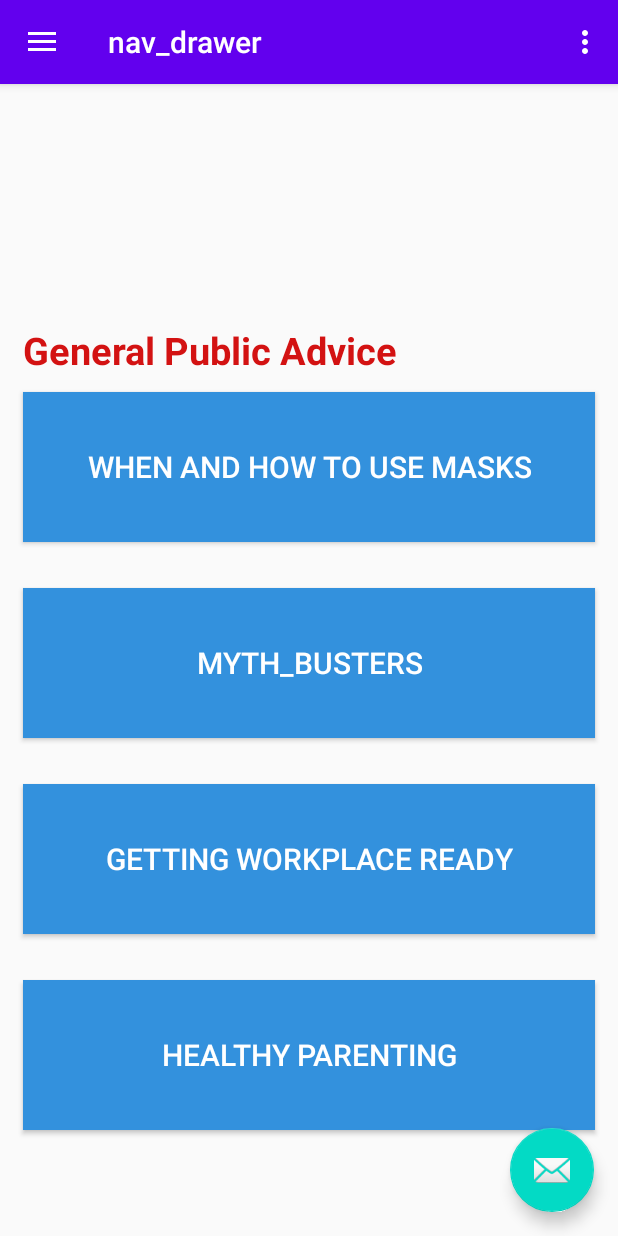
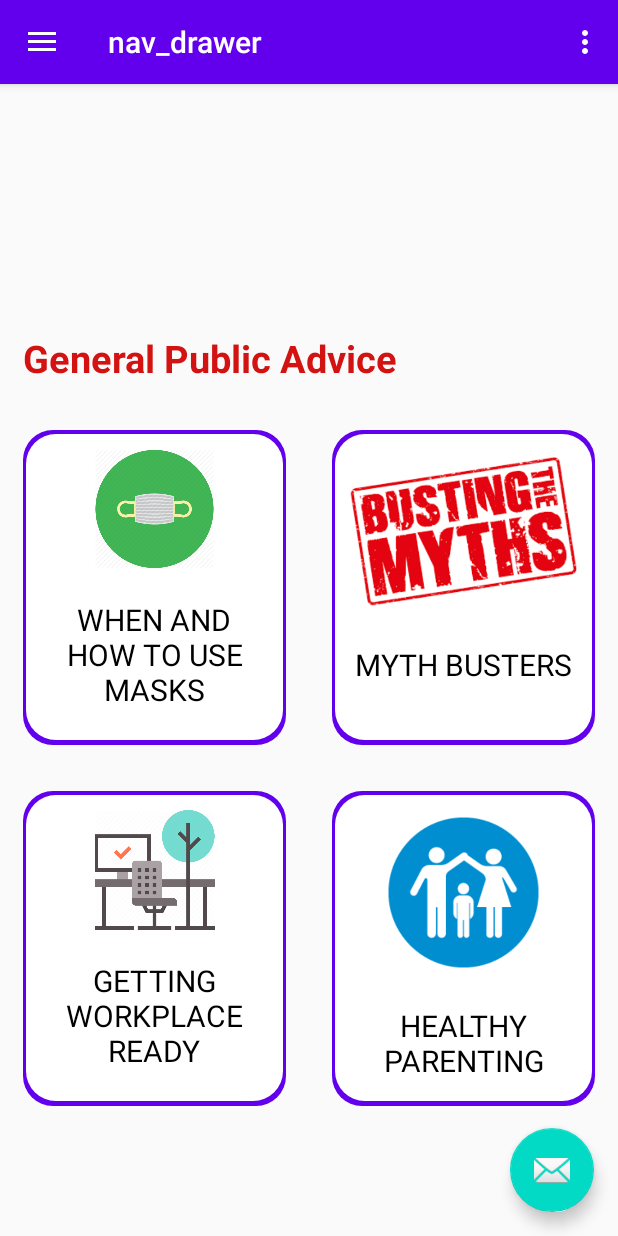
Before and after one commit to saikat-1999/FightCOVID19, an Android app: the screen it shows after launch (HomeActivity), on a phone screen of 412 x 824 dp. Run offline under Robolectric (Android 15) with nearby library versions, the phone set to English and light mode, and no system bars; our stand-ins replace navigation-ui.

Commit message:
home UI improved

```diff
--- a/app/src/main/java/com/applex/fightcovid_19/HomeActivity.java
+++ b/app/src/main/java/com/applex/fightcovid_19/HomeActivity.java
@@ -6,6 +6,7 @@ import android.view.Menu;
 import android.view.MenuItem;
 import android.view.View;
 import android.widget.Button;
+import android.widget.LinearLayout;
 
 import androidx.annotation.NonNull;
 import androidx.appcompat.app.ActionBarDrawerToggle;
@@ -22,10 +23,10 @@ import com.google.android.material.snackbar.Snackbar;
 public class HomeActivity extends AppCompatActivity implements NavigationView.OnNavigationItemSelectedListener {
 
     private AppBarConfiguration mAppBarConfiguration;
-    Button masks;
-    Button myths;
-    Button parenting;
-    Button work;
+    LinearLayout masks;
+    LinearLayout myths;
+    LinearLayout parenting;
+    LinearLayout work;
     @Override
     protected void onCreate(Bundle savedInstanceState) {
         super.onCreate(savedInstanceState);
--- /dev/null
+++ b/app/src/main/res/drawable/button_back.xml
@@ -0,0 +1,6 @@
+<?xml version="1.0" encoding="utf-8"?>
+<shape xmlns:android="http://schemas.android.com/apk/res/android"
+    android:shape="rectangle">
+    <solid android:color="@color/colorPrimary"/>
+    <corners android:radius="20dp"/>
+</shape>
--- /dev/null
+++ b/app/src/main/res/drawable/button_background.xml
@@ -0,0 +1,6 @@
+<?xml version="1.0" encoding="utf-8"?>
+<shape xmlns:android="http://schemas.android.com/apk/res/android"
+    android:shape="rectangle">
+    <solid android:color="#fff"/>
+    <corners android:radius="20dp"/>
+</shape>
--- a/app/src/main/res/layout/activity_main.xml
+++ b/app/src/main/res/layout/activity_main.xml
@@ -4,7 +4,7 @@
     xmlns:tools="http://schemas.android.com/tools"
     android:layout_width="match_parent"
     android:layout_height="match_parent"
-    tools:context=".MainActivity">
+    tools:context=".HomeActivity">
 
     <TextView
         android:layout_width="wrap_content"
--- a/app/src/main/res/layout/activity_splash.xml
+++ b/app/src/main/res/layout/activity_splash.xml
@@ -5,12 +5,14 @@
     <LinearLayout
         android:layout_width="match_parent"
         android:layout_height="match_parent">
+
         <ImageView
             android:layout_width="match_parent"
             android:layout_height="wrap_content"
-            android:layout_marginTop="300dp"
-            android:src="@drawable/ieee"
-            android:scaleType="fitXY"/>
+            android:layout_gravity="center_vertical"
+            android:scaleType="fitXY"
+            android:padding="20dp"
+            android:src="@drawable/ieee" />
     </LinearLayout>
 
 </androidx.constraintlayout.widget.ConstraintLayout>
--- a/app/src/main/res/layout/content_nav_drawer.xml
+++ b/app/src/main/res/layout/content_nav_drawer.xml
@@ -24,81 +24,177 @@
             app:lottie_autoPlay="true"/>
     </LinearLayout>
 
-    <LinearLayout
-        android:layout_width="match_parent"
-        android:layout_height="wrap_content"
-        android:layout_marginTop="160dp"
-        android:orientation="vertical"
-        tools:ignore="MissingConstraints">
 
         <TextView
+            android:id="@+id/Advice"
+            android:layout_below="@+id/animation"
             android:layout_width="match_parent"
             android:layout_height="wrap_content"
             android:textSize="25dp"
             android:textStyle="bold"
-            android:paddingStart="15dp"
+            android:padding="15dp"
             android:textColor="#D31212"
             tools:ignore="MissingConstraints"
             android:text="General Public Advice"/>
 
 
-    </LinearLayout>
 
 
+    <androidx.core.widget.NestedScrollView
+        android:layout_width="match_parent"
+        android:layout_height="wrap_content"
+        android:layout_below="@+id/Advice">
         <LinearLayout
+            android:layout_below="@+id/Advice"
             android:id="@+id/cardviews"
             android:layout_width="match_parent"
             android:layout_height="match_parent"
-        android:orientation="vertical"
-        android:layout_marginTop="190dp">
+            android:orientation="vertical">
 
-            <Button
-                android:id="@+id/masks"
+             <LinearLayout
+            android:layout_width="match_parent"
+            android:layout_height="wrap_content">
+            <LinearLayout
+                android:layout_margin="15dp"
+                android:layout_width="155dp"
+                android:layout_height="210dp"
+                android:layout_weight="1"
+                android:background="@drawable/button_back">
+                <LinearLayout
+                android:id="@+id/myths"
+                android:layout_width="150dp"
+                android:layout_height="204dp"
+                android:layout_gravity="center"
+                    android:layout_weight="1"
+                android:background="@drawable/button_background"
+                android:layout_margin="2dp"
+                    android:orientation="vertical">
+                    <ImageView
                         android:layout_width="match_parent"
                         android:layout_height="100dp"
-                android:textColor="#fff"
+                        android:padding="10dp"
+                        android:layout_gravity="center"
+                        android:src="@drawable/mymask"/>
+                    <TextView
+                        android:layout_width="match_parent"
+                        android:layout_height="match_parent"
+                        android:text="When and how to use masks"
+                        android:textColor="#000"
+                        android:textAllCaps="true"
+                        android:padding="10dp"
+                        android:gravity="center_horizontal"
+                        android:textAlignment="center"
+                        android:textSize="20dp"/>
+            </LinearLayout>
+            </LinearLayout>
+
+            <LinearLayout
                 android:layout_margin="15dp"
-                android:text="When and how to use masks"
-                android:textSize="20dp"
-                android:background="#3391DD"
-                android:layout_gravity="center_horizontal"/>
+                android:layout_width="155dp"
+                android:layout_height="210dp"
+                android:layout_weight="1"
+                android:background="@drawable/button_back">
+                <LinearLayout
+                    android:id="@+id/masks"
+                    android:layout_width="150dp"
+                    android:layout_height="204dp"
+                    android:layout_gravity="center"
+                    android:background="@drawable/button_background"
+                    android:layout_margin="2dp"
+                    android:layout_weight="1"
+                    android:orientation="vertical">
+                    <ImageView
+                        android:layout_width="match_parent"
+                        android:layout_height="130dp"
+                        android:padding="10dp"
+                        android:layout_gravity="center"
+                        android:src="@drawable/myth"/>
+                    <TextView
+                        android:layout_width="match_parent"
+                        android:layout_height="match_parent"
+                        android:text="Myth Busters"
+                        android:textColor="#000"
+                        android:textAllCaps="true"
+                        android:padding="10dp"
+                        android:gravity="center_horizontal"
+                        android:textAlignment="center"
+                        android:textSize="20dp"/>
+                </LinearLayout>
+            </LinearLayout>
 
-
-        <Button
-            android:id="@+id/myths"
+        </LinearLayout>
+             <LinearLayout
+                android:layout_width="match_parent"
+                android:layout_height="wrap_content">
+                <LinearLayout
+                    android:layout_margin="15dp"
+                    android:layout_width="155dp"
+                    android:layout_height="210dp"
+                    android:layout_weight="1"
+                    android:background="@drawable/button_back">
+                    <LinearLayout
+                        android:id="@+id/work"
+                        android:layout_width="150dp"
+                        android:layout_height="204dp"
+                        android:layout_gravity="center"
+                        android:layout_weight="1"
+                        android:background="@drawable/button_background"
+                        android:layout_margin="2dp"
+                        android:orientation="vertical">
+                        <ImageView
                             android:layout_width="match_parent"
                             android:layout_height="100dp"
-            android:textColor="#fff"
+                            android:padding="10dp"
+                            android:layout_gravity="center"
+                            android:src="@drawable/workplace"/>
+                        <TextView
+                            android:layout_width="match_parent"
+                            android:layout_height="match_parent"
+                            android:text="Getting Workplace Ready"
+                            android:textColor="#000"
+                            android:textAllCaps="true"
+                            android:padding="10dp"
+                            android:gravity="center_horizontal"
+                            android:textAlignment="center"
+                            android:textSize="20dp"/>
+                    </LinearLayout>
+                </LinearLayout>
+
+                <LinearLayout
                     android:layout_margin="15dp"
-            android:text="Myth_busters"
-            android:textSize="20dp"
-            android:background="#3391DD"
-            android:layout_gravity="center_horizontal"/>
-
-
-        <Button
-            android:id="@+id/work"
+                    android:layout_width="155dp"
+                    android:layout_height="210dp"
+                    android:layout_weight="1"
+                    android:background="@drawable/button_back">
+                    <LinearLayout
+                        android:id="@+id/parenting"
+                        android:layout_width="150dp"
+                        android:layout_height="204dp"
+                        android:layout_gravity="center"
+                        android:background="@drawable/button_background"
+                        android:layout_margin="2dp"
+                        android:layout_weight="1"
+                        android:orientation="vertical">
+                        <ImageView
                             android:layout_width="match_parent"
-            android:layout_height="100dp"
-            android:textColor="#fff"
-            android:layout_margin="15dp"
-            android:text="Getting workplace ready"
-            android:textSize="20dp"
-            android:background="#3391DD"
-            android:layout_gravity="center_horizontal"/>
-
-        <Button
-            android:id="@+id/parenting"
+                            android:layout_height="130dp"
+                            android:padding="14dp"
+                            android:layout_gravity="center"
+                            android:src="@drawable/parenting"/>
+                        <TextView
                             android:layout_width="match_parent"
-            android:layout_height="100dp"
-            android:textColor="#fff"
-            android:layout_margin="15dp"
-            android:text="Healthy parenting"
-            android:textSize="20dp"
-            android:background="#3391DD"
-            android:layout_gravity="center_horizontal"/>
-
-
+                            android:layout_height="match_parent"
+                            android:text="Healthy Parenting"
+                            android:textColor="#000"
+                            android:textAllCaps="true"
+                            android:padding="10dp"
+                            android:gravity="center_horizontal"
+                            android:textAlignment="center"
+                            android:textSize="20dp"/>
+                    </LinearLayout>
+                </LinearLayout>
 
             </LinearLayout>
+        </LinearLayout>
+    </androidx.core.widget.NestedScrollView>
 </RelativeLayout>
```
Also changed, not shown: app/src/main/res/drawable-v24/mymask.webp (added), app/src/main/res/drawable-v24/myth.png (added), app/src/main/res/drawable-v24/parenting.png (added), app/src/main/res/drawable-v24/workplace.png (added). Lines whose indentation alone changed are shown as unchanged.
